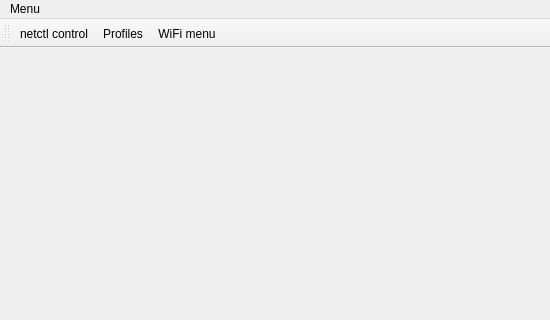
Above: sources/gui/src/mainwindow.ui from arcan1s/netctl-gui before the change; both pictures show x 0 to 550 and y 0 to 320 of the 550 by 497 pixel window. Below: the same form after it.
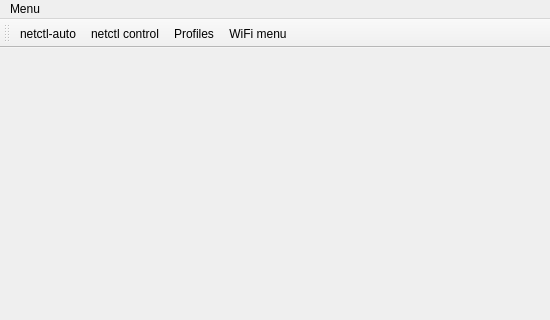
That is the form after the change. Icons and pictures are not drawn.

Patch:
```diff
--- a/sources/gui/src/mainwindow.ui
+++ b/sources/gui/src/mainwindow.ui
@@ -88,6 +88,7 @@
    <attribute name="toolBarBreak">
     <bool>false</bool>
    </attribute>
+   <addaction name="actionNetctl_auto"/>
    <addaction name="actionNetctl"/>
    <addaction name="actionProfiles"/>
    <addaction name="actionWiFi_menu"/>
@@ -213,6 +214,11 @@
     <string>Ctrl+W</string>
    </property>
   </action>
+  <action name="actionNetctl_auto">
+   <property name="text">
+    <string>netctl-auto</string>
+   </property>
+  </action>
  </widget>
  <resources>
   <include location="../../resources/resources.qrc"/>
```
